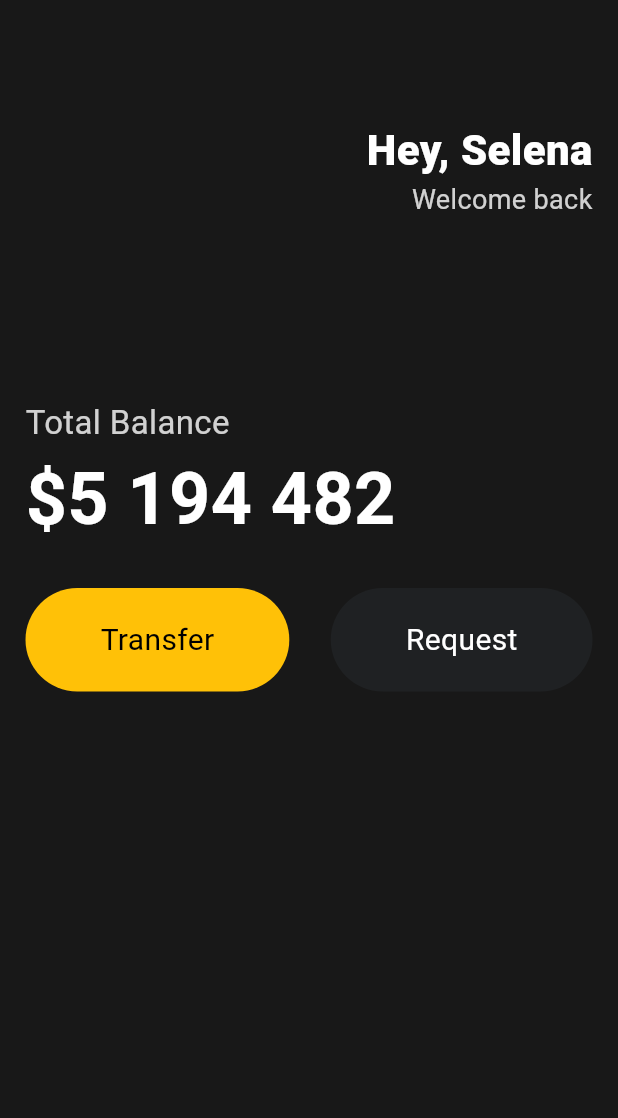
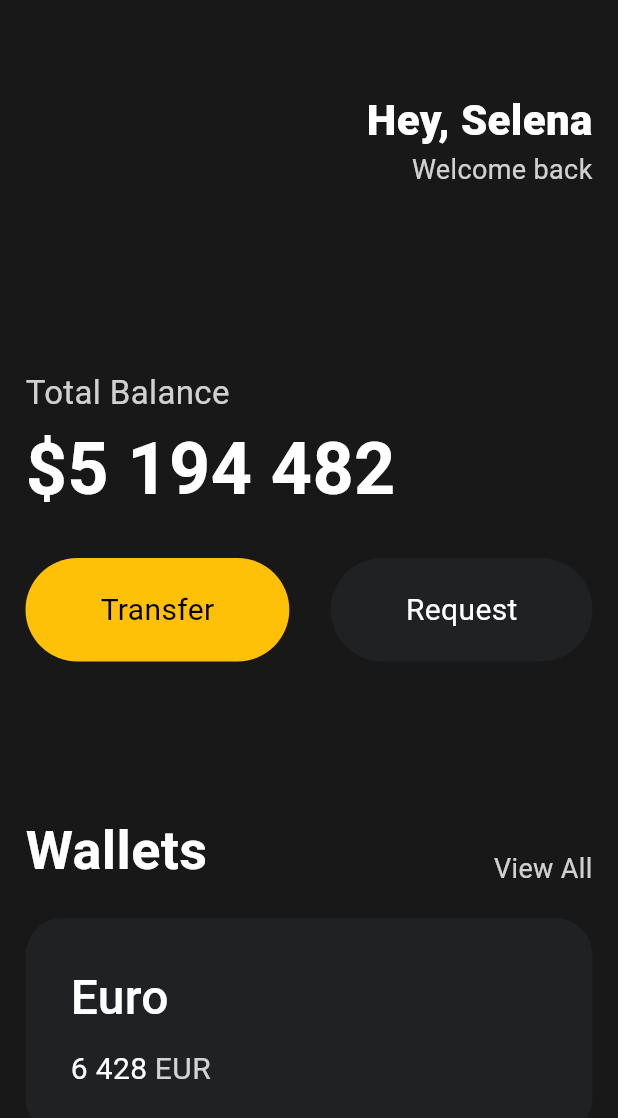
Before and after one commit to wakeupmakeup/flutter_study, a Flutter app: the screen it shows after launch, on a phone screen of 412 x 824 dp. Shown: the top 1118 px of the screen. Run offline on Flutter 3.47's test engine with Material 3 defaults, Android fonts, the phone set to English and light mode, and no system bars.

Commit message:
[ADD} Cards

```diff
--- a/lib/main.dart
+++ b/lib/main.dart
@@ -5,7 +5,6 @@ void main() {
   runApp(const App());
 }
 
-// 최종 코드
 class App extends StatelessWidget {
   const App({super.key});
 
@@ -22,7 +21,7 @@ class App extends StatelessWidget {
             crossAxisAlignment: CrossAxisAlignment.start,
             children: [
               const SizedBox(
-                height: 80,
+                height: 60,
               ),
               Row(
                 mainAxisAlignment: MainAxisAlignment.end,
@@ -75,9 +74,6 @@ class App extends StatelessWidget {
               const Row(
                 mainAxisAlignment: MainAxisAlignment.spaceBetween,
                 children: [
-                  // 이렇게 하면 정말 간단하게 짤 수 있음.
-                  // 여기서는 값들을 미리 알 수 있기 때문에 const가 붙는 것임.
-                  // 지우면 오류는 나지는 않는다.
                   Button(
                     text: 'Transfer',
                     bgColor: Colors.amber,
@@ -90,6 +86,88 @@ class App extends StatelessWidget {
                   ),
                 ],
               ),
+              const SizedBox(
+                height: 100,
+              ),
+              Row(
+                // Row에는 main, cross 축이 있음. main이 가로축 cross가 세로축임.
+                // 하지만 Colume에서 main축은 세로축임. 서로 반대다.
+                crossAxisAlignment: CrossAxisAlignment.end,
+                mainAxisAlignment: MainAxisAlignment.spaceBetween,
+                children: [
+                  // 여기는 투명도를 조정하지 않아 const가 자동으로 붙는 모습이다.
+                  const Text(
+                    'Wallets',
+                    style: TextStyle(
+                        color: Colors.white,
+                        fontSize: 36,
+                        fontWeight: FontWeight.w600),
+                  ),
+                  Text(
+                    'View All',
+                    style: TextStyle(
+                      // Opacity값을 사용할때 const로 하면 오류난다. 컴파일 할때 값을 알기가 어려워서 그럼
+                      color: Colors.white.withOpacity(0.8),
+                      fontSize: 18,
+                    ),
+                  ),
+                ],
+              ),
+              const SizedBox(
+                height: 20,
+              ),
+              Container(
+                decoration: BoxDecoration(
+                  color: const Color(0xFF1F2123),
+                  borderRadius: BorderRadius.circular(25),
+                ),
+                child: Padding(
+                  padding: const EdgeInsets.all(30),
+                  child: Row(
+                    children: [
+                      Column(
+                        crossAxisAlignment: CrossAxisAlignment.start,
+                        children: [
+                          const Text(
+                            "Euro",
+                            style: TextStyle(
+                              color: Colors.white,
+                              fontSize: 32,
+                              fontWeight: FontWeight.w500,
+                            ),
+                          ),
+                          const SizedBox(
+                            height: 10,
+                          ),
+                          Row(
+                            children: [
+                              const Text(
+                                '6 428',
+                                style: TextStyle(
+                                  color: Colors.white,
+                                  fontSize: 20,
+                                ),
+                              ),
+                              // 두 텍스트 사이 간격 맞추기
+                              const SizedBox(
+                                width: 5,
+                              ),
+
+                              Text(
+                                'EUR',
+                                style: TextStyle(
+                                  color: Colors.white.withOpacity(0.8),
+                                  fontSize: 20,
+                                ),
+                              ),
+                            ],
+                          ),
+                        ],
+                      ),
+                    ],
+                  ),
+                ),
+              ),
             ],
           ),
         ),
```
Also changed, not shown: lib/widgets/Button.dart (+0 -15 lines).
